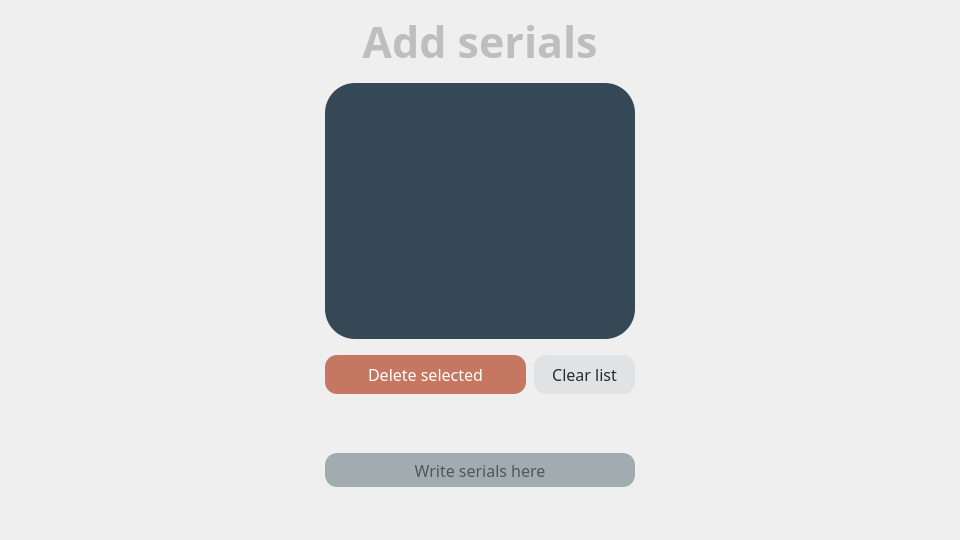
Before: the Qt Designer form ciit/resources/ui/add_serials_window.ui in ionutsilviu3/CIIT, drawn with Qt 5.
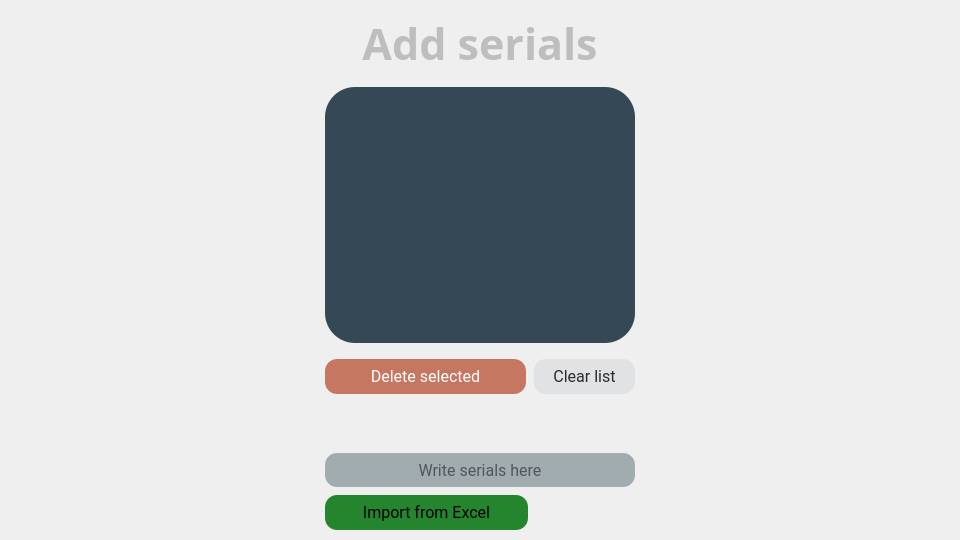
After: the same form once the commit is applied.

Commit message: added excel import

Diff of the .ui file:
```diff
--- a/ciit/resources/ui/add_serials_window.ui
+++ b/ciit/resources/ui/add_serials_window.ui
@@ -131,7 +131,7 @@
        </property>
        <property name="font">
         <font>
-         <family>Vitesco</family>
+         <family>Roboto</family>
          <pointsize>12</pointsize>
         </font>
        </property>
@@ -156,14 +156,55 @@
        </property>
       </widget>
      </item>
-     <item alignment="Qt::AlignmentFlag::AlignHCenter|Qt::AlignmentFlag::AlignTop">
+     <item>
+      <layout class="QHBoxLayout" name="hl_bottom">
+       <item>
+        <widget class="QPushButton" name="pb_import">
+         <property name="sizePolicy">
+          <sizepolicy hsizetype="Minimum" vsizetype="Fixed">
+           <horstretch>2</horstretch>
+           <verstretch>0</verstretch>
+          </sizepolicy>
+         </property>
+         <property name="font">
+          <font>
+           <family>Roboto</family>
+           <pointsize>12</pointsize>
+           <bold>false</bold>
+           <kerning>true</kerning>
+          </font>
+         </property>
+         <property name="styleSheet">
+          <string notr="true">QPushButton {
+	
+	background-color: rgb(37, 132, 46);
+    }
+QPushButton:disabled {
+	background-color: rgba(170, 35, 0, 150);
+    }
+    QPushButton:hover {
+	
+	background-color: rgb(30, 107, 36);
+    }
+
+    QPushButton:pressed {
+	
+	background-color: rgb(27, 97, 33);
+    }</string>
+         </property>
+         <property name="text">
+          <string>Import from Excel</string>
+         </property>
+        </widget>
+       </item>
+       <item>
       <widget class="QPushButton" name="pb_continue">
        <property name="enabled">
         <bool>false</bool>
        </property>
        <property name="sizePolicy">
         <sizepolicy hsizetype="Minimum" vsizetype="Fixed">
-         <horstretch>0</horstretch>
+           <horstretch>1</horstretch>
          <verstretch>0</verstretch>
         </sizepolicy>
        </property>
@@ -211,6 +252,8 @@
      </item>
     </layout>
    </item>
+    </layout>
+   </item>
    <item row="0" column="0" colspan="3" alignment="Qt::AlignmentFlag::AlignHCenter">
     <widget class="QLabel" name="lb_title">
      <property name="maximumSize">
@@ -386,7 +429,7 @@
          </property>
          <property name="font">
           <font>
-           <family>Vitesco</family>
+           <family>Roboto</family>
            <pointsize>12</pointsize>
           </font>
          </property>
@@ -430,7 +473,7 @@
          </property>
          <property name="font">
           <font>
-           <family>Vitesco</family>
+           <family>Roboto</family>
            <pointsize>12</pointsize>
           </font>
          </property>
```
Left out of the diff: 1 changed line with no effect on the pictures. Lines whose indentation alone changed are shown as unchanged. The commit also changes 4 other files.
